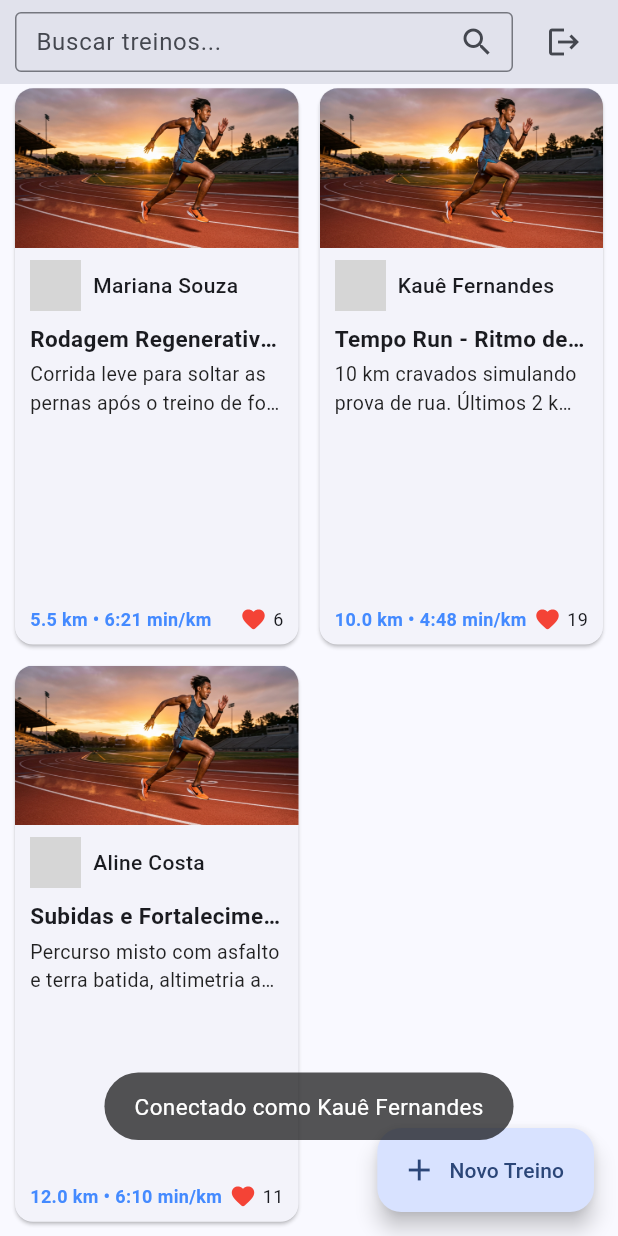
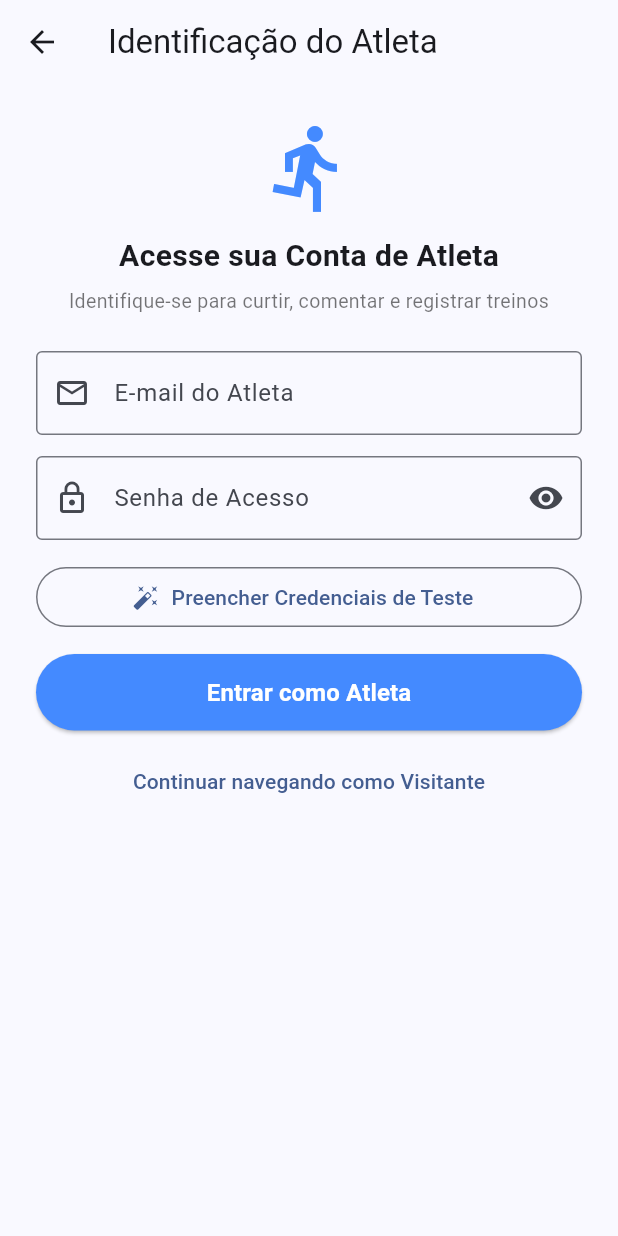
Before and after one commit to fernandes-kaue/ifba-mobile-runtrack, a Flutter app: the screen it shows after launch, scrolled down 392 dp, after a tap on the "login" icon, on a phone screen of 412 x 824 dp. Run offline on Flutter 3.47's test engine with Material 3 defaults, Android fonts, the phone set to English and light mode, and no system bars; our stand-ins replace page_view_dot_indicator, share_plus, toast; accounts and stored records are empty; grey boxes are pictures that could not be loaded.

Commit message:
feat(telas): implementa tela dedicada de Login com validação e perfil do atleta

```diff
--- a/lib/autenticador.dart
+++ b/lib/autenticador.dart
@@ -1,8 +1,11 @@
 import 'package:runtrack/usuario.dart';
 
 class Autenticador {
-  static Future<Usuario?> login() async {
-    return Usuario("Kauê Fernandes", "kaue@runtrack.com");
+  static Future<Usuario?> login({String? email, String? nome}) async {
+    return Usuario(
+      nome ?? "Kauê Fernandes",
+      email ?? "kaue@runtrack.com",
+    );
   }
 
   static Future<Usuario?> recuperarUsuario() async {
--- a/lib/gerenciador_estado.dart
+++ b/lib/gerenciador_estado.dart
@@ -1,7 +1,7 @@
 import 'package:flutter/material.dart';
 import 'package:runtrack/usuario.dart';
 
-enum EmExibicao { telaTreinos, telaDetalhes, telaNovoTreino }
+enum EmExibicao { telaTreinos, telaDetalhes, telaNovoTreino, telaLogin }
 
 class GerenciadorEstado extends ChangeNotifier {
   EmExibicao _exibicao = EmExibicao.telaTreinos;
@@ -47,6 +47,12 @@ class GerenciadorEstado extends ChangeNotifier {
     notifyListeners();
   }
 
+  void exibirLogin() {
+    _exibicao = EmExibicao.telaLogin;
+
+    notifyListeners();
+  }
+
   void login(Usuario? usuario) {
     _usuario = usuario;
     notifyListeners();
--- a/lib/main.dart
+++ b/lib/main.dart
@@ -2,6 +2,7 @@ import 'package:flutter/material.dart';
 import 'package:provider/provider.dart';
 import 'package:runtrack/gerenciador_estado.dart';
 import 'package:runtrack/telas/detalhes.dart';
+import 'package:runtrack/telas/login.dart';
 import 'package:runtrack/telas/novo_treino.dart';
 import 'package:runtrack/telas/treinos.dart';
 
@@ -51,6 +52,8 @@ class _TelaPrincipalState extends State<TelaPrincipal> {
       tela = const Detalhes();
     } else if (estadoApp.exibicao == EmExibicao.telaNovoTreino) {
       tela = const NovoTreino();
+    } else if (estadoApp.exibicao == EmExibicao.telaLogin) {
+      tela = const Login();
     }
 
     return tela;
--- /dev/null
+++ b/lib/telas/login.dart
@@ -0,0 +1,295 @@
+import 'package:flutter/material.dart';
+import 'package:runtrack/autenticador.dart';
+import 'package:runtrack/gerenciador_estado.dart';
+import 'package:toast/toast.dart';
+
+class Login extends StatefulWidget {
+  const Login({super.key});
+
+  @override
+  State<Login> createState() => _LoginState();
+}
+
+class _LoginState extends State<Login> {
+  final _formKey = GlobalKey<FormState>();
+  final _controladorEmail = TextEditingController();
+  final _controladorSenha = TextEditingController();
+  bool _mostrarSenha = false;
+
+  @override
+  void initState() {
+    super.initState();
+    ToastContext().init(context);
+  }
+
+  @override
+  void dispose() {
+    _controladorEmail.dispose();
+    _controladorSenha.dispose();
+    super.dispose();
+  }
+
+  void _preencherContaTeste() {
+    setState(() {
+      _controladorEmail.text = "kaue@runtrack.com";
+      _controladorSenha.text = "123456";
+    });
+  }
+
+  void _submeterLogin() {
+    if (_formKey.currentState!.validate()) {
+      Autenticador.login(
+        email: _controladorEmail.text.trim(),
+        nome: "Kauê Fernandes",
+      ).then((usuario) {
+        if (!mounted) return;
+        setState(() {
+          estadoApp.login(usuario);
+        });
+
+        Toast.show(
+          "Conectado como ${usuario?.nome}",
+          duration: Toast.lengthLong,
+          gravity: Toast.bottom,
+        );
+
+        estadoApp.exibirTreinos();
+      });
+    }
+  }
+
+  void _realizarLogout() {
+    Autenticador.logout().then((_) {
+      if (!mounted) return;
+      setState(() {
+        estadoApp.logout();
+      });
+
+      Toast.show(
+        "Você foi desconectado com sucesso",
+        duration: Toast.lengthLong,
+        gravity: Toast.bottom,
+      );
+
+      estadoApp.exibirTreinos();
+    });
+  }
+
+  Widget _buildFormularioLogin() {
+    return Form(
+      key: _formKey,
+      child: Column(
+        crossAxisAlignment: CrossAxisAlignment.stretch,
+        children: [
+          const Icon(Icons.directions_run, size: 64, color: Colors.blueAccent),
+          const SizedBox(height: 12),
+          const Center(
+            child: Text(
+              "Acesse sua Conta de Atleta",
+              style: TextStyle(fontSize: 20, fontWeight: FontWeight.bold),
+            ),
+          ),
+          const SizedBox(height: 6),
+          const Center(
+            child: Text(
+              "Identifique-se para curtir, comentar e registrar treinos",
+              textAlign: TextAlign.center,
+              style: TextStyle(fontSize: 13, color: Colors.black54),
+            ),
+          ),
+          const SizedBox(height: 24),
+          TextFormField(
+            controller: _controladorEmail,
+            keyboardType: TextInputType.emailAddress,
+            decoration: const InputDecoration(
+              labelText: "E-mail do Atleta",
+              hintText: "exemplo@runtrack.com",
+              border: OutlineInputBorder(),
+              prefixIcon: Icon(Icons.email_outlined),
+            ),
+            validator: (valor) {
+              if (valor == null || valor.trim().isEmpty) {
+                return "Informe seu e-mail";
+              }
+              return null;
+            },
+          ),
+          const SizedBox(height: 14),
+          TextFormField(
+            controller: _controladorSenha,
+            obscureText: !_mostrarSenha,
+            decoration: InputDecoration(
+              labelText: "Senha de Acesso",
+              border: const OutlineInputBorder(),
+              prefixIcon: const Icon(Icons.lock_outline),
+              suffixIcon: IconButton(
+                icon: Icon(
+                  _mostrarSenha ? Icons.visibility_off : Icons.visibility,
+                ),
+                onPressed: () {
+                  setState(() {
+                    _mostrarSenha = !_mostrarSenha;
+                  });
+                },
+              ),
+            ),
+            validator: (valor) {
+              if (valor == null || valor.isEmpty) {
+                return "Informe sua senha";
+              }
+              return null;
+            },
+          ),
+          const SizedBox(height: 14),
+          OutlinedButton.icon(
+            onPressed: _preencherContaTeste,
+            icon: const Icon(Icons.auto_fix_high, size: 18),
+            label: const Text("Preencher Credenciais de Teste"),
+          ),
+          const SizedBox(height: 14),
+          ElevatedButton(
+            onPressed: _submeterLogin,
+            style: ElevatedButton.styleFrom(
+              padding: const EdgeInsets.symmetric(vertical: 14),
+              backgroundColor: Colors.blueAccent,
+              foregroundColor: Colors.white,
+            ),
+            child: const Text(
+              "Entrar como Atleta",
+              style: TextStyle(fontSize: 16, fontWeight: FontWeight.bold),
+            ),
+          ),
+          const SizedBox(height: 10),
+          TextButton(
+            onPressed: () {
+              estadoApp.exibirTreinos();
+            },
+            child: const Text("Continuar navegando como Visitante"),
+          ),
+        ],
+      ),
+    );
+  }
+
+  Widget _buildPerfilLogado() {
+    final usuario = estadoApp.usuario!;
+
+    return Column(
+      crossAxisAlignment: CrossAxisAlignment.stretch,
+      children: [
+        const SizedBox(height: 20),
+        Center(
+          child: Image.asset("recursos/imagens/avatar.png", width: 90),
+        ),
+        const SizedBox(height: 14),
+        Center(
+          child: Text(
+            usuario.nome,
+            style: const TextStyle(fontSize: 22, fontWeight: FontWeight.bold),
+          ),
+        ),
+        const SizedBox(height: 4),
+        Center(
+          child: Text(
+            usuario.email,
+            style: const TextStyle(fontSize: 14, color: Colors.black54),
+          ),
+        ),
+        const SizedBox(height: 24),
+        Card(
+          elevation: 1,
+          child: Padding(
+            padding: const EdgeInsets.all(16.0),
+            child: Column(
+              children: [
+                Row(
+                  mainAxisAlignment: MainAxisAlignment.spaceBetween,
+                  children: [
+                    const Text(
+                      "Status da Conta:",
+                      style: TextStyle(fontWeight: FontWeight.bold),
+                    ),
+                    Container(
+                      padding: const EdgeInsets.symmetric(
+                        horizontal: 10,
+                        vertical: 4,
+                      ),
+                      decoration: BoxDecoration(
+                        color: Colors.green.shade100,
+                        borderRadius: BorderRadius.circular(12),
+                      ),
+                      child: Text(
+                        "Atleta Conectado",
+                        style: TextStyle(
+                          color: Colors.green.shade900,
+                          fontWeight: FontWeight.bold,
+                          fontSize: 12,
+                        ),
+                      ),
+                    ),
+                  ],
+                ),
+                const Divider(height: 24),
+                Row(
+                  mainAxisAlignment: MainAxisAlignment.spaceBetween,
+                  children: [
+                    const Text("Treinos Registrados na Sessão:"),
+                    Text(
+                      "${estadoApp.treinos.length}",
+                      style: const TextStyle(fontWeight: FontWeight.bold),
+                    ),
+                  ],
+                ),
+              ],
+            ),
+          ),
+        ),
+        const SizedBox(height: 24),
+        ElevatedButton.icon(
+          onPressed: () {
+            estadoApp.exibirTreinos();
+          },
+          icon: const Icon(Icons.arrow_back),
+          label: const Text("Voltar para Treinos"),
+          style: ElevatedButton.styleFrom(
+            padding: const EdgeInsets.symmetric(vertical: 14),
+          ),
+        ),
+        const SizedBox(height: 12),
+        OutlinedButton.icon(
+          onPressed: _realizarLogout,
+          icon: const Icon(Icons.logout, color: Colors.red),
+          label: const Text(
+            "Desconectar (Sair da Conta)",
+            style: TextStyle(color: Colors.red),
+          ),
+          style: OutlinedButton.styleFrom(
+            padding: const EdgeInsets.symmetric(vertical: 14),
+            side: const BorderSide(color: Colors.red),
+          ),
+        ),
+      ],
+    );
+  }
+
+  @override
+  Widget build(BuildContext context) {
+    final isLogado = estadoApp.usuario != null;
+
+    return Scaffold(
+      appBar: AppBar(
+        title: Text(isLogado ? "Perfil do Atleta" : "Identificação do Atleta"),
+        leading: IconButton(
+          icon: const Icon(Icons.arrow_back),
+          onPressed: () {
+            estadoApp.exibirTreinos();
+          },
+        ),
+      ),
+      body: SingleChildScrollView(
+        padding: const EdgeInsets.all(24.0),
+        child: isLogado ? _buildPerfilLogado() : _buildFormularioLogin(),
+      ),
+    );
+  }
+}
--- a/lib/telas/treinos.dart
+++ b/lib/telas/treinos.dart
@@ -2,10 +2,8 @@ import 'dart:convert';
 
 import 'package:flutter/material.dart';
 import 'package:flutter/services.dart';
-import 'package:runtrack/autenticador.dart';
 import 'package:runtrack/componentes/cartao_treino.dart';
 import 'package:runtrack/gerenciador_estado.dart';
-import 'package:runtrack/usuario.dart';
 import 'package:toast/toast.dart';
 
 class Treinos extends StatefulWidget {
@@ -134,41 +132,25 @@ class _TreinosState extends State<Treinos> {
             ),
           ),
           Padding(
-            padding: const EdgeInsets.only(right: 12),
+            padding: const EdgeInsets.only(right: 8),
             child: estadoApp.usuario != null
                 ? IconButton(
                     onPressed: () {
-                      Autenticador.logout().then(
-                        (_) => setState(() {
-                          estadoApp.logout();
-
-                          Toast.show(
-                            "Você foi desconectado com sucesso",
-                            duration: Toast.lengthLong,
-                            gravity: Toast.bottom,
-                          );
-                        }),
-                      );
+                      estadoApp.exibirLogin();
                     },
-                    icon: const Icon(Icons.logout),
-                    tooltip: "Sair",
+                    icon: const Icon(
+                      Icons.account_circle,
+                      color: Colors.blueAccent,
+                      size: 28,
+                    ),
+                    tooltip: "Perfil do Atleta (${estadoApp.usuario!.nome})",
                   )
                 : IconButton(
                     onPressed: () {
-                      Autenticador.login().then(
-                        (Usuario? usuario) => setState(() {
-                          estadoApp.login(usuario);
-
-                          Toast.show(
-                            "Conectado como ${usuario?.nome}",
-                            duration: Toast.lengthLong,
-                            gravity: Toast.bottom,
-                          );
-                        }),
-                      );
+                      estadoApp.exibirLogin();
                     },
                     icon: const Icon(Icons.login),
-                    tooltip: "Entrar como atleta",
+                    tooltip: "Entrar como Atleta",
                   ),
           ),
         ],
```
Also changed, not shown: lib/telas/detalhes.dart (+21 -5 lines), 1 other file.
